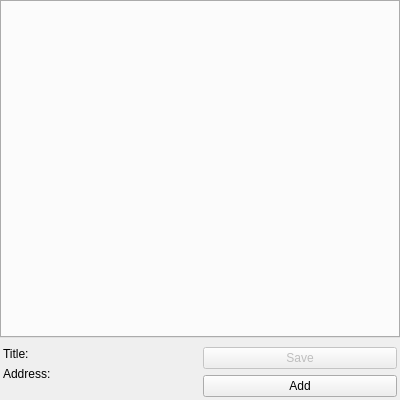
Above: src/modules/windows/addons/AddonsContentsWidget.ui from OtterBrowser/otter-browser before the change. Below: the same form after it.
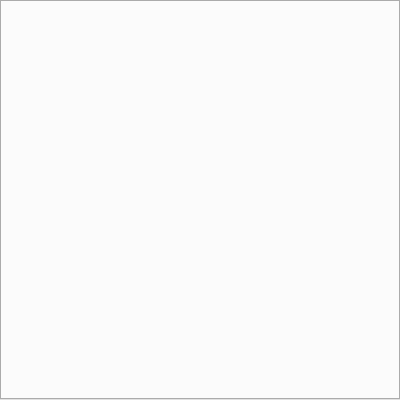
That is the form after the change. Custom widgets are drawn as their Qt base class.

Commit message: Remove old details widget

Diff of the .ui file:
```diff
--- a/src/modules/windows/addons/AddonsContentsWidget.ui
+++ b/src/modules/windows/addons/AddonsContentsWidget.ui
@@ -10,7 +10,7 @@
     <height>400</height>
    </rect>
   </property>
-  <layout class="QVBoxLayout" name="verticalLayout" stretch="1,0">
+  <layout class="QVBoxLayout" name="verticalLayout" stretch="1">
    <property name="leftMargin">
     <number>0</number>
    </property>
@@ -26,82 +26,6 @@
    <item>
     <widget class="Otter::CategoriesTabWidget" name="categoriesTabWidget"/>
    </item>
-   <item>
-    <widget class="QWidget" name="detailsWidget" native="true">
-     <layout class="QHBoxLayout" name="detailsLayout">
-      <property name="leftMargin">
-       <number>3</number>
-      </property>
-      <property name="topMargin">
-       <number>3</number>
-      </property>
-      <property name="rightMargin">
-       <number>3</number>
-      </property>
-      <property name="bottomMargin">
-       <number>3</number>
-      </property>
-      <item>
-       <layout class="QFormLayout" name="formLayout">
-        <item row="0" column="0">
-         <widget class="QLabel" name="titleLabel">
-          <property name="text">
-           <string>Title:</string>
-          </property>
-         </widget>
-        </item>
-        <item row="0" column="1">
-         <widget class="Otter::TextLabelWidget" name="titleLabelWidget" native="true"/>
-        </item>
-        <item row="1" column="0">
-         <widget class="QLabel" name="updateUrlLabel">
-          <property name="text">
-           <string>Address:</string>
-          </property>
-         </widget>
-        </item>
-        <item row="1" column="1">
-         <widget class="Otter::TextLabelWidget" name="updateUrlLabelWidget" native="true"/>
-        </item>
-       </layout>
-      </item>
-      <item>
-       <layout class="QVBoxLayout" name="actionsLayout">
-        <item>
-         <widget class="QPushButton" name="saveButton">
-          <property name="enabled">
-           <bool>false</bool>
-          </property>
-          <property name="text">
-           <string>Save</string>
-          </property>
-         </widget>
-        </item>
-        <item>
-         <widget class="QPushButton" name="addButton">
-          <property name="text">
-           <string>Add</string>
-          </property>
-         </widget>
-        </item>
-        <item>
-         <spacer name="actionsSpacer">
-          <property name="orientation">
-           <enum>Qt::Vertical</enum>
-          </property>
-          <property name="sizeHint" stdset="0">
-           <size>
-            <width>0</width>
-            <height>0</height>
-           </size>
-          </property>
-         </spacer>
-        </item>
-       </layout>
-      </item>
-     </layout>
-    </widget>
-   </item>
   </layout>
  </widget>
  <customwidgets>
@@ -111,12 +35,6 @@
    <header>src/ui/CategoriesTabWidget.h</header>
    <container>1</container>
   </customwidget>
-  <customwidget>
-   <class>Otter::TextLabelWidget</class>
-   <extends>QWidget</extends>
-   <header>src/ui/TextLabelWidget.h</header>
-   <container>1</container>
-  </customwidget>
  </customwidgets>
  <resources/>
  <connections/>
```
The commit also changes 4 other files.
